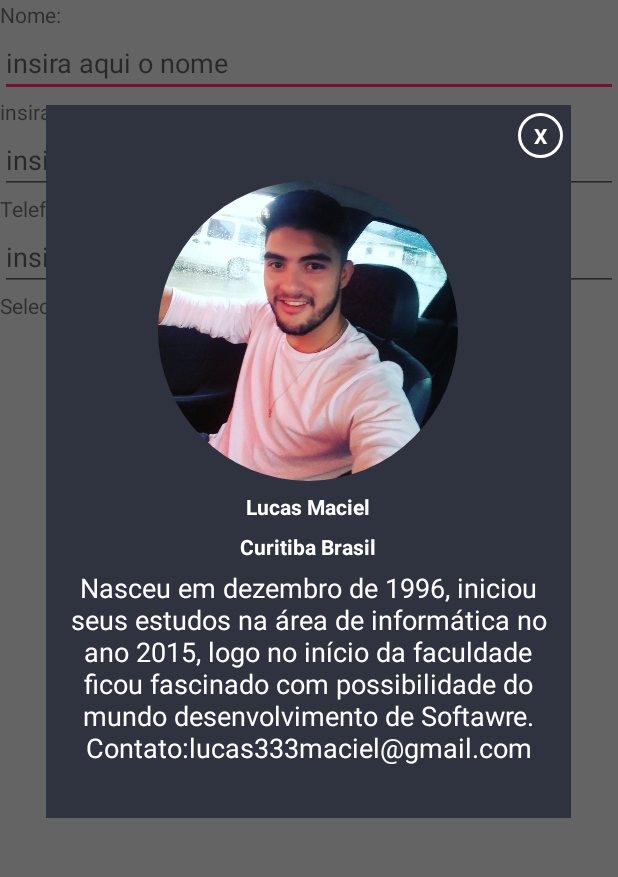
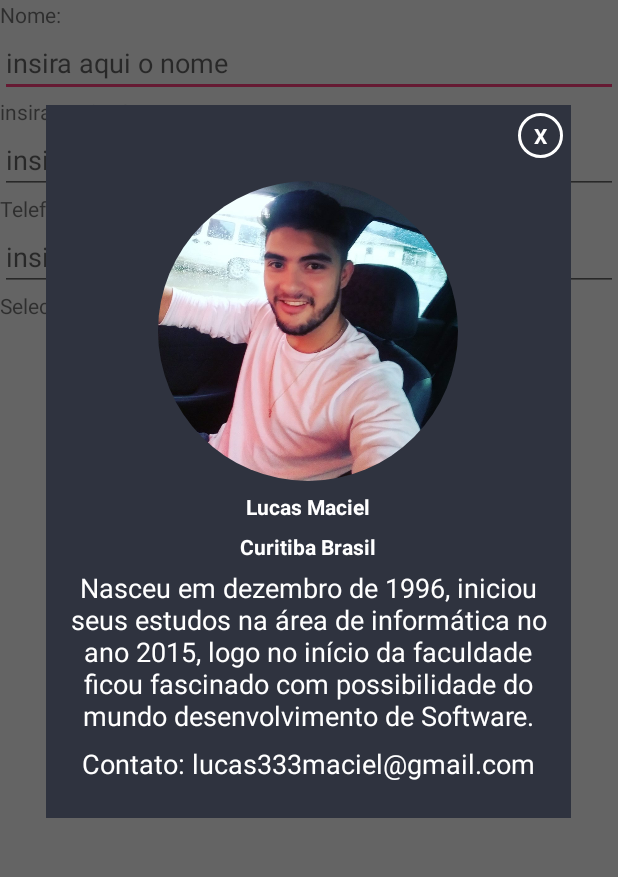
Before and after one commit to lucasmaciel1996/CustomListView, an Android app: the screen it shows after launch (MainActivity), in the options menu, after a tap on "Desenvoldedor", on a phone screen of 412 x 824 dp, the part 156-1033 px from its top. Run offline under Robolectric (Android 15) with nearby library versions, the phone set to English and light mode, and no system bars; our stand-ins replace CircleImageView; libraries missing offline, so code that uses them is left out: com.github.rtoshiro.util.

Commit message:
Projeto Finalizado!

```diff
--- a/app/src/main/java/com/example/maciel/meuprimeiroapp/control/MainActivity.java
+++ b/app/src/main/java/com/example/maciel/meuprimeiroapp/control/MainActivity.java
@@ -189,7 +189,11 @@ public class MainActivity extends AppCompatActivity  implements SearchView.OnQue
     //trata eventos dos itens do menu da ActionBar
     @Override
     public boolean onOptionsItemSelected(MenuItem item) {
-        tab1.select(); //seleciona a aba 1
+        //verifica se um tablet se for diferente leciona tab1
+        if(!isTablet(this)){
+            //seleciona a aba 1
+            tab1.select();
+        }
 
         switch (item.getItemId()){
             case R.id.menu_item_salvar:
--- a/app/src/main/res/layout/custompopup.xml
+++ b/app/src/main/res/layout/custompopup.xml
@@ -70,8 +70,18 @@
                 android:textSize="18dp"
                 android:gravity="center"
 
+                />
+            <TextView
+                android:layout_width="match_parent"
+                android:layout_height="wrap_content"
+                android:text="@string/contato"
+                android:textColor="@color/white"
+                android:textSize="18dp"
+                android:gravity="center"
+                android:layout_marginTop="7dp"
 
                 />
+
 
         </LinearLayout>
 
--- a/app/src/main/res/values/strings.xml
+++ b/app/src/main/res/values/strings.xml
@@ -39,9 +39,10 @@
 
     <!--PopUp -->
     <string name="bio">Nasceu em dezembro de 1996, iniciou seus estudos na área de informática
-no ano 2015, logo no início da faculdade ficou fascinado com possibilidade do mundo desenvolvimento de Softawre.
+no ano 2015, logo no início da faculdade ficou fascinado com possibilidade do mundo desenvolvimento de Software.
+   </string>
+    <string name="contato">Contato: lucas333maciel@gmail.com</string>
 
-   Contato:lucas333maciel@gmail.com</string>
 
 
 </resources>
```
